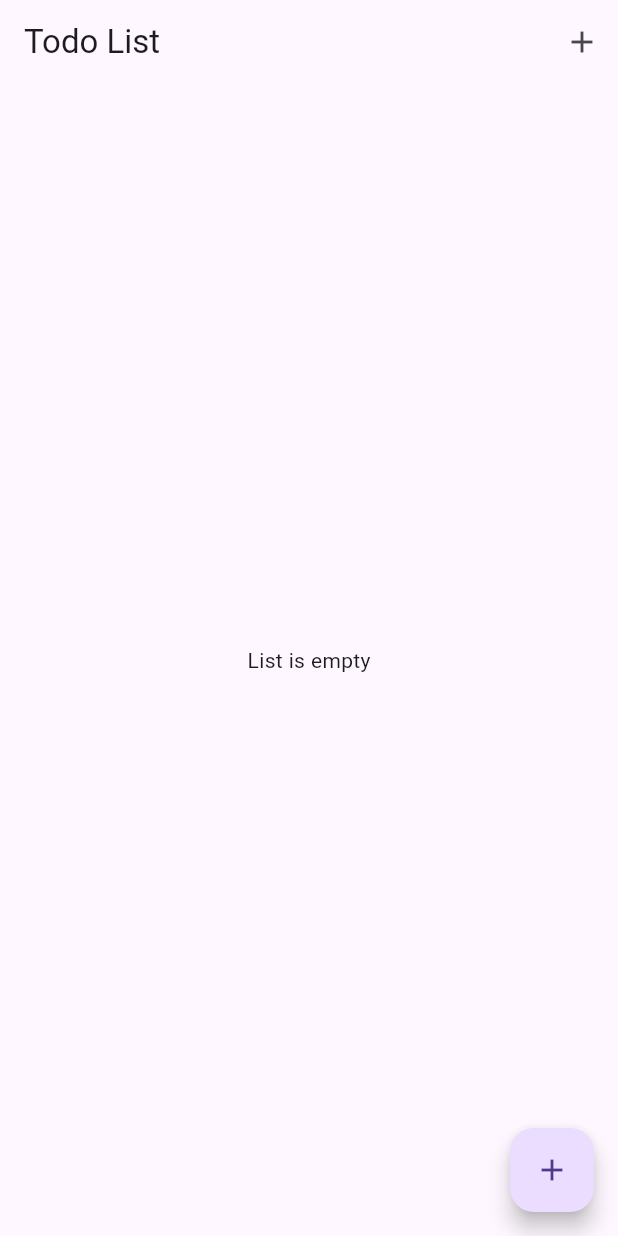
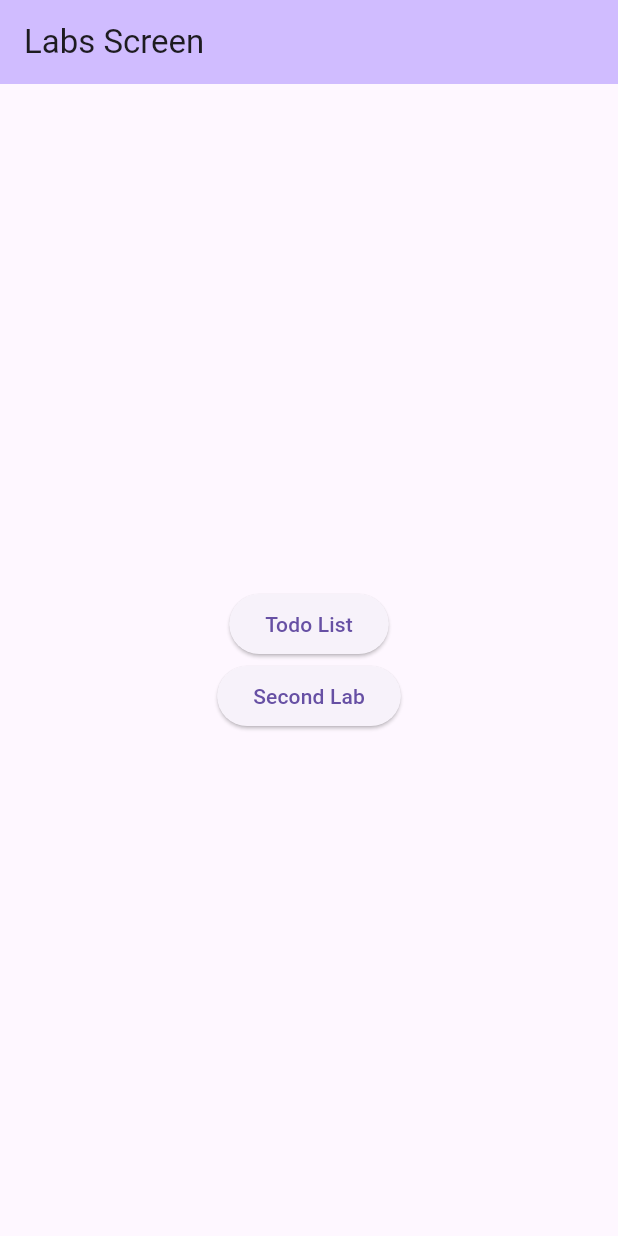
Before and after one commit to Anstas1a/RPOlr, a Flutter app: the screen it shows after launch, on a phone screen of 412 x 824 dp. Run offline on Flutter 3.47's test engine with Material 3 defaults, Android fonts, the phone set to English and light mode, and no system bars.

Commit message:
Update main.dart
Add link to second lab

```diff
--- a/lib/main.dart
+++ b/lib/main.dart
@@ -1,4 +1,5 @@
 import 'package:flutter/material.dart';
+import 'package:helloworld/screen/second_lab_screen.dart';
 import 'package:helloworld/screen/todo_list_screen.dart';
 
 void main() => runApp(MyApp());
@@ -7,7 +8,50 @@ class MyApp extends StatelessWidget {
   @override
   Widget build(BuildContext context) {
     return MaterialApp(
-      home: TodoListScreen(),
+      home: const ButtonScreen(),
     );
   }
 }
+
+class ButtonScreen extends StatelessWidget {
+  const ButtonScreen({super.key});
+
+  @override
+  Widget build(BuildContext context) {
+    return Scaffold(
+      appBar: AppBar(
+        title: const Text('Labs Screen'),
+        backgroundColor: Theme.of(context).colorScheme.inversePrimary,
+      ),
+      body: Center(
+        child: Column(
+          mainAxisAlignment: MainAxisAlignment.center,
+          children: <Widget>[
+            ElevatedButton(
+              onPressed: () {
+                Navigator.push(
+                  context,
+                  MaterialPageRoute(
+                    builder: (context) => const TodoListScreen(),
+                  ),
+                );
+              },
+              child: const Text('Todo List'),
+            ),
+            ElevatedButton(
+              onPressed: () {
+                Navigator.push(
+                  context,
+                  MaterialPageRoute(
+                    builder: (context) => const SecondLabScreen(),
+                  ),
+                );
+              },
+              child: const Text('Second Lab'),
+            ),
+          ],
+        ),
+      ),
+    );
+  }
+}
```
